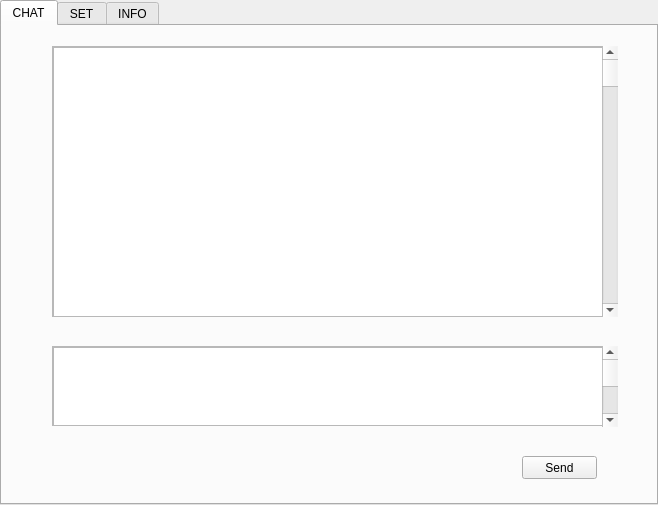
First picture: the form in ChatBot/ui.ui, repository UndertakerW/AI-Chatbot, before the edit.
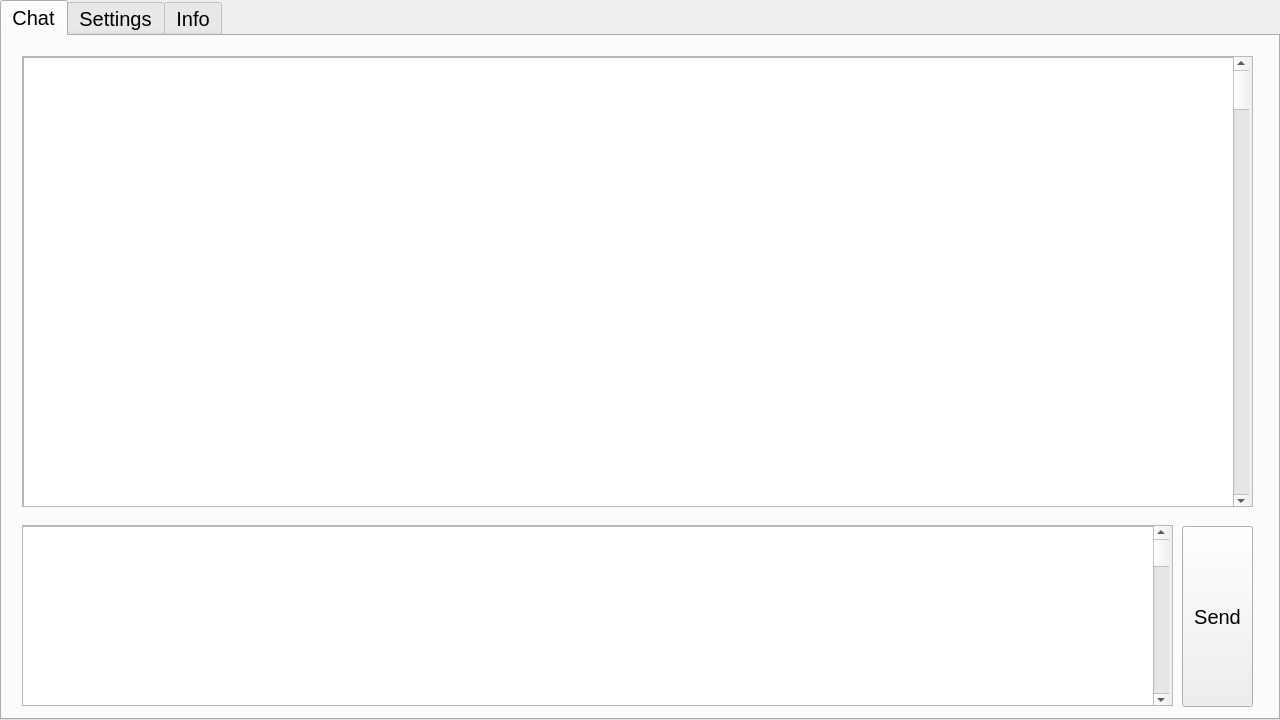
Second picture: the form after the edit. The open tabs and pages were chosen to show the change.

The edit to the form file:
```diff
--- a/ChatBot/ui.ui
+++ b/ChatBot/ui.ui
@@ -6,10 +6,15 @@
    <rect>
     <x>0</x>
     <y>0</y>
-    <width>658</width>
-    <height>505</height>
+    <width>1280</width>
+    <height>720</height>
    </rect>
   </property>
+  <property name="font">
+   <font>
+    <pointsize>15</pointsize>
+   </font>
+  </property>
   <property name="windowTitle">
    <string>TabWidget</string>
   </property>
@@ -18,15 +23,15 @@
   </property>
   <widget class="QWidget" name="tab">
    <attribute name="title">
-    <string>CHAT</string>
+    <string>Chat</string>
    </attribute>
    <widget class="QScrollArea" name="scrollArea">
     <property name="geometry">
      <rect>
-      <x>50</x>
+      <x>20</x>
       <y>20</y>
-      <width>551</width>
-      <height>271</height>
+      <width>1231</width>
+      <height>451</height>
      </rect>
     </property>
     <property name="widgetResizable">
@@ -37,8 +42,8 @@
       <rect>
        <x>0</x>
        <y>0</y>
-       <width>549</width>
-       <height>269</height>
+       <width>1229</width>
+       <height>449</height>
       </rect>
      </property>
      <widget class="QTextBrowser" name="textBrowser_2">
@@ -46,33 +51,33 @@
        <rect>
         <x>0</x>
         <y>0</y>
-        <width>551</width>
-        <height>271</height>
+        <width>1211</width>
+        <height>451</height>
        </rect>
       </property>
      </widget>
+     <widget class="QScrollBar" name="verticalScrollBar">
+      <property name="geometry">
+       <rect>
+        <x>1210</x>
+        <y>0</y>
+        <width>16</width>
+        <height>451</height>
+       </rect>
+      </property>
+      <property name="orientation">
+       <enum>Qt::Vertical</enum>
+      </property>
+     </widget>
     </widget>
    </widget>
-   <widget class="QScrollBar" name="verticalScrollBar">
-    <property name="geometry">
-     <rect>
-      <x>600</x>
-      <y>20</y>
-      <width>16</width>
-      <height>271</height>
-     </rect>
-    </property>
-    <property name="orientation">
-     <enum>Qt::Vertical</enum>
-    </property>
-   </widget>
    <widget class="QScrollArea" name="scrollArea_2">
     <property name="geometry">
      <rect>
-      <x>50</x>
-      <y>320</y>
-      <width>551</width>
-      <height>80</height>
+      <x>20</x>
+      <y>489</y>
+      <width>1151</width>
+      <height>181</height>
      </rect>
     </property>
     <property name="widgetResizable">
@@ -83,44 +88,49 @@
       <rect>
        <x>0</x>
        <y>0</y>
-       <width>549</width>
-       <height>78</height>
+       <width>1149</width>
+       <height>179</height>
       </rect>
      </property>
      <widget class="QTextEdit" name="textEdit">
       <property name="geometry">
        <rect>
-        <x>0</x>
+        <x>-30</x>
         <y>0</y>
-        <width>551</width>
-        <height>81</height>
+        <width>1161</width>
+        <height>181</height>
        </rect>
       </property>
      </widget>
+     <widget class="QScrollBar" name="verticalScrollBar_2">
+      <property name="geometry">
+       <rect>
+        <x>1130</x>
+        <y>0</y>
+        <width>16</width>
+        <height>181</height>
+       </rect>
+      </property>
+      <property name="orientation">
+       <enum>Qt::Vertical</enum>
+      </property>
+     </widget>
     </widget>
    </widget>
-   <widget class="QScrollBar" name="verticalScrollBar_2">
-    <property name="geometry">
-     <rect>
-      <x>600</x>
-      <y>320</y>
-      <width>16</width>
-      <height>81</height>
-     </rect>
-    </property>
-    <property name="orientation">
-     <enum>Qt::Vertical</enum>
-    </property>
-   </widget>
    <widget class="QPushButton" name="pushButton">
     <property name="geometry">
      <rect>
-      <x>520</x>
-      <y>430</y>
-      <width>75</width>
-      <height>23</height>
+      <x>1180</x>
+      <y>490</y>
+      <width>71</width>
+      <height>181</height>
      </rect>
     </property>
+    <property name="font">
+     <font>
+      <pointsize>15</pointsize>
+     </font>
+    </property>
     <property name="text">
      <string>Send</string>
     </property>
@@ -128,7 +138,7 @@
   </widget>
   <widget class="QWidget" name="tab_2">
    <attribute name="title">
-    <string>SET</string>
+    <string>Settings</string>
    </attribute>
    <widget class="QPushButton" name="pushButton_2">
     <property name="geometry">
@@ -172,7 +182,7 @@
   </widget>
   <widget class="QWidget" name="tab_3">
    <attribute name="title">
-    <string>INFO</string>
+    <string>Info</string>
    </attribute>
    <widget class="QTextBrowser" name="textBrowser">
     <property name="geometry">
```
Left out of the diff: 74 changed lines with no effect on the pictures.
